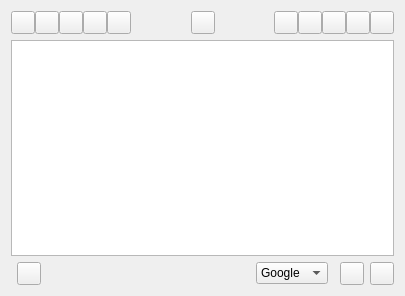
Before: the Qt Designer form src/popupwindow.ui in crow-translate/crow-translate, drawn with Qt 5.
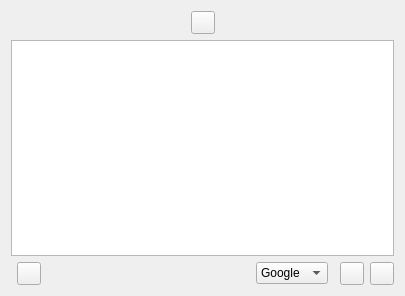
After: the same form once the commit is applied. Icons and pictures are not drawn. Custom widgets are drawn as their Qt base class.

Commit message: Add full control over used languages, closes #26

```diff
--- a/src/popupwindow.ui
+++ b/src/popupwindow.ui
@@ -24,9 +24,9 @@
       <number>0</number>
      </property>
      <item>
-      <widget class="QToolButton" name="addSourceLangButton">
-       <property name="toolTip">
-        <string>Add language</string>
+      <widget class="LanguageButtonsWidget" name="sourceLanguagesWidget" native="true">
+       <property name="layoutDirection">
+        <enum>Qt::RightToLeft</enum>
        </property>
        <property name="icon">
         <iconset theme="list-add">
@@ -34,62 +34,6 @@
        </property>
       </widget>
      </item>
-     <item>
-      <widget class="QToolButton" name="autoSourceButton">
-       <property name="sizePolicy">
-        <sizepolicy hsizetype="Fixed" vsizetype="Preferred">
-         <horstretch>0</horstretch>
-         <verstretch>0</verstretch>
-        </sizepolicy>
-       </property>
-       <property name="checkable">
-        <bool>true</bool>
-       </property>
-      </widget>
-     </item>
-     <item>
-      <widget class="QToolButton" name="firstSourceButton">
-       <property name="text">
-        <string/>
-       </property>
-       <property name="checkable">
-        <bool>true</bool>
-       </property>
-      </widget>
-     </item>
-     <item>
-      <widget class="QToolButton" name="secondSourceButton">
-       <property name="text">
-        <string/>
-       </property>
-       <property name="checkable">
-        <bool>true</bool>
-       </property>
-      </widget>
-     </item>
-     <item>
-      <widget class="QToolButton" name="thirdSourceButton">
-       <property name="text">
-        <string/>
-       </property>
-       <property name="checkable">
-        <bool>true</bool>
-       </property>
-      </widget>
-     </item>
-     <item>
-      <spacer name="sourceSpacer">
-       <property name="orientation">
-        <enum>Qt::Horizontal</enum>
-       </property>
-       <property name="sizeHint" stdset="0">
-        <size>
-         <width>0</width>
-         <height>0</height>
-        </size>
-       </property>
-      </spacer>
-     </item>
      <item>
       <widget class="QToolButton" name="swapButton">
        <property name="toolTip">
@@ -102,71 +46,7 @@
       </widget>
      </item>
      <item>
-      <spacer name="translationSpacer">
-       <property name="orientation">
-        <enum>Qt::Horizontal</enum>
-       </property>
-       <property name="sizeHint" stdset="0">
-        <size>
-         <width>0</width>
-         <height>0</height>
-        </size>
-       </property>
-      </spacer>
-     </item>
-     <item>
-      <widget class="QToolButton" name="firstTranslationButton">
-       <property name="text">
-        <string/>
-       </property>
-       <property name="checkable">
-        <bool>true</bool>
-       </property>
-      </widget>
-     </item>
-     <item>
-      <widget class="QToolButton" name="secondTranslationButton">
-       <property name="text">
-        <string/>
-       </property>
-       <property name="checkable">
-        <bool>true</bool>
-       </property>
-      </widget>
-     </item>
-     <item>
-      <widget class="QToolButton" name="thirdTranslationButton">
-       <property name="text">
-        <string/>
-       </property>
-       <property name="checkable">
-        <bool>true</bool>
-       </property>
-      </widget>
-     </item>
-     <item>
-      <widget class="QToolButton" name="autoTranslationButton">
-       <property name="sizePolicy">
-        <sizepolicy hsizetype="Fixed" vsizetype="Preferred">
-         <horstretch>0</horstretch>
-         <verstretch>0</verstretch>
-        </sizepolicy>
-       </property>
-       <property name="checkable">
-        <bool>true</bool>
-       </property>
-      </widget>
-     </item>
-     <item>
-      <widget class="QToolButton" name="addTranslationLangButton">
-       <property name="toolTip">
-        <string>Add language</string>
-       </property>
-       <property name="icon">
-        <iconset theme="list-add">
-         <normaloff>.</normaloff>.</iconset>
-       </property>
-      </widget>
+      <widget class="LanguageButtonsWidget" name="translationLanguagesWidget" native="true"/>
      </item>
     </layout>
    </item>
@@ -276,6 +156,12 @@
     <signal>playerMediaRequested()</signal>
    </slots>
   </customwidget>
+  <customwidget>
+   <class>LanguageButtonsWidget</class>
+   <extends>QWidget</extends>
+   <header>languagebuttonswidget.h</header>
+   <container>1</container>
+  </customwidget>
  </customwidgets>
  <resources>
   <include location="../data/resources.qrc"/>
```
Left out of the diff: 13 changed lines with no effect on the pictures. The commit also changes 23 other files.
